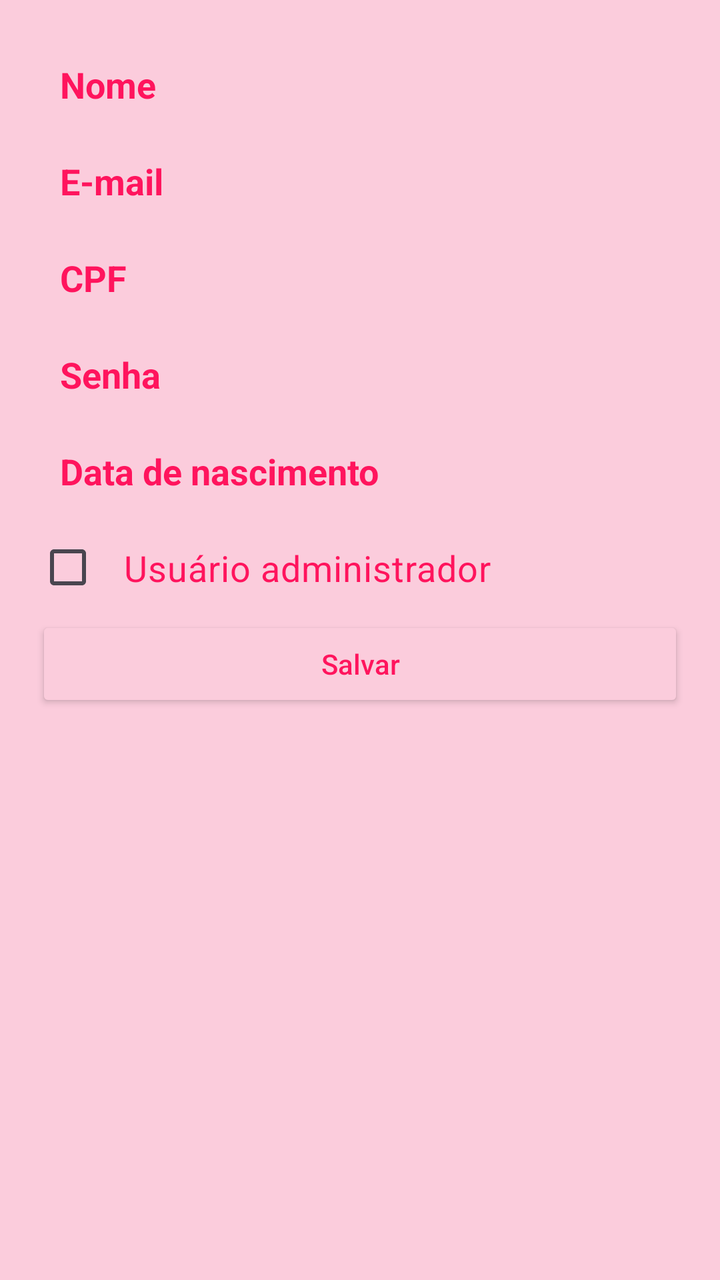
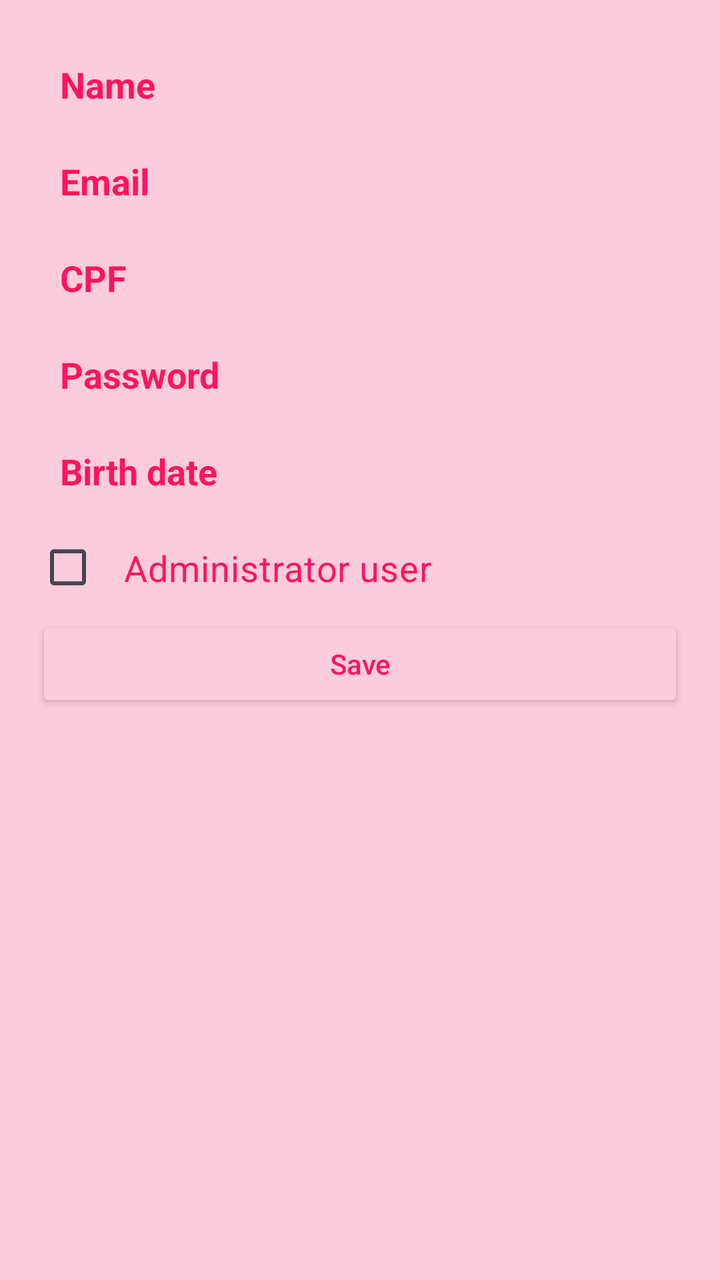

Screens rendered from an Android XML layout before and after an edit, with the pre-edit source and the edit as a unified diff.
<!-- AndroidManifest.xml: application theme Theme.AdsCar -->
<!-- res/layout/activity_new_user.xml -->
<?xml version="1.0" encoding="utf-8"?>
<ScrollView xmlns:android="http://schemas.android.com/apk/res/android"
    android:layout_width="match_parent"
    android:layout_height="match_parent"
    android:background="@color/pink_background">

    <LinearLayout
        android:layout_width="match_parent"
        android:layout_height="wrap_content"
        android:orientation="vertical"
        android:padding="18dp">

        <EditText
            android:id="@+id/editNome"
            android:layout_width="match_parent"
            android:layout_height="wrap_content"
            android:hint="Nome"
            android:textColorHint="@color/pink_font"
            android:textColor="@color/pink_font"
            android:backgroundTint="@color/pink_background"
            android:textSize="18sp"
            android:minHeight="48dp"
            android:padding="12dp"
            android:textStyle="bold" />

        <EditText
            android:id="@+id/editEmail"
            android:layout_width="match_parent"
            android:layout_height="wrap_content"
            android:hint="E-mail"
            android:textColorHint="@color/pink_font"
            android:textColor="@color/pink_font"
            android:backgroundTint="@color/pink_background"
            android:textSize="18sp"
            android:minHeight="48dp"
            android:padding="12dp"
            android:textStyle="bold"
            android:inputType="textEmailAddress" />

        <EditText
            android:id="@+id/editCpf"
            android:layout_width="match_parent"
            android:layout_height="wrap_content"
            android:hint="CPF"
            android:textColorHint="@color/pink_font"
            android:textColor="@color/pink_font"
            android:backgroundTint="@color/pink_background"
            android:textSize="18sp"
            android:minHeight="48dp"
            android:padding="12dp"
            android:textStyle="bold"
            android:inputType="number" />

        <EditText
            android:id="@+id/editSenha"
            android:layout_width="match_parent"
            android:layout_height="wrap_content"
            android:hint="Senha"
            android:textColorHint="@color/pink_font"
            android:textColor="@color/pink_font"
            android:backgroundTint="@color/pink_background"
            android:textSize="18sp"
            android:minHeight="48dp"
            android:padding="12dp"
            android:textStyle="bold"
            android:inputType="textPassword" />

        <EditText
            android:id="@+id/editDataNascimento"
            android:layout_width="match_parent"
            android:layout_height="wrap_content"
            android:hint="Data de nascimento"
            android:textColorHint="@color/pink_font"
            android:textColor="@color/pink_font"
            android:backgroundTint="@color/pink_background"
            android:textSize="18sp"
            android:minHeight="48dp"
            android:padding="12dp"
            android:textStyle="bold"
            android:inputType="date" />

        <CheckBox
            android:id="@+id/checkBoxAdmin"
            android:layout_width="wrap_content"
            android:layout_height="wrap_content"
            android:text="Usuário administrador"
            android:textSize="18sp"
            android:textColor="@color/pink_font"
            android:padding="12dp" />

        <androidx.appcompat.widget.AppCompatButton
            android:id="@+id/btnSalvar"
            android:layout_width="match_parent"
            android:layout_height="wrap_content"
            android:text="Salvar"
            android:textAllCaps="false"
            android:textColor="@color/pink_font"
            android:backgroundTint="@color/pink_background" />
    </LinearLayout>
</ScrollView>
<!-- resources referenced by this layout -->
<resources>
  <color name="pink_background">#FBCCDC</color>
  <color name="pink_font">#FF145D</color>
  <style name="Theme.AdsCar" parent="Base.Theme.AdsCar" />
  <style name="Base.Theme.AdsCar" parent="Theme.Material3.DayNight.NoActionBar">
          
          
      </style>
</resources>

<!-- the commit's change to res/layout/activity_new_user.xml (unified diff, before → after) -->
@@ -11,10 +11,10 @@
         android:padding="18dp">
 
         <EditText
-            android:id="@+id/editNome"
+            android:id="@+id/editTextName"
             android:layout_width="match_parent"
             android:layout_height="wrap_content"
-            android:hint="Nome"
+            android:hint="Name"
             android:textColorHint="@color/pink_font"
             android:textColor="@color/pink_font"
             android:backgroundTint="@color/pink_background"
@@ -24,10 +24,10 @@
             android:textStyle="bold" />
 
         <EditText
-            android:id="@+id/editEmail"
+            android:id="@+id/editTextEmail"
             android:layout_width="match_parent"
             android:layout_height="wrap_content"
-            android:hint="E-mail"
+            android:hint="Email"
             android:textColorHint="@color/pink_font"
             android:textColor="@color/pink_font"
             android:backgroundTint="@color/pink_background"
@@ -38,7 +38,7 @@
             android:inputType="textEmailAddress" />
 
         <EditText
-            android:id="@+id/editCpf"
+            android:id="@+id/editTextCpf"
             android:layout_width="match_parent"
             android:layout_height="wrap_content"
             android:hint="CPF"
@@ -52,10 +52,10 @@
             android:inputType="number" />
 
         <EditText
-            android:id="@+id/editSenha"
+            android:id="@+id/editTextPassword"
             android:layout_width="match_parent"
             android:layout_height="wrap_content"
-            android:hint="Senha"
+            android:hint="Password"
             android:textColorHint="@color/pink_font"
             android:textColor="@color/pink_font"
             android:backgroundTint="@color/pink_background"
@@ -66,10 +66,10 @@
             android:inputType="textPassword" />
 
         <EditText
-            android:id="@+id/editDataNascimento"
+            android:id="@+id/editTextBirthDate"
             android:layout_width="match_parent"
             android:layout_height="wrap_content"
-            android:hint="Data de nascimento"
+            android:hint="Birth date"
             android:textColorHint="@color/pink_font"
             android:textColor="@color/pink_font"
             android:backgroundTint="@color/pink_background"
@@ -80,19 +80,19 @@
             android:inputType="date" />
 
         <CheckBox
-            android:id="@+id/checkBoxAdmin"
+            android:id="@+id/checkBoxAdminUser"
             android:layout_width="wrap_content"
             android:layout_height="wrap_content"
-            android:text="Usuário administrador"
+            android:text="Administrator user"
             android:textSize="18sp"
             android:textColor="@color/pink_font"
             android:padding="12dp" />
 
         <androidx.appcompat.widget.AppCompatButton
-            android:id="@+id/btnSalvar"
+            android:id="@+id/buttonSave"
             android:layout_width="match_parent"
             android:layout_height="wrap_content"
-            android:text="Salvar"
+            android:text="Save"
             android:textAllCaps="false"
             android:textColor="@color/pink_font"
             android:backgroundTint="@color/pink_background" />
